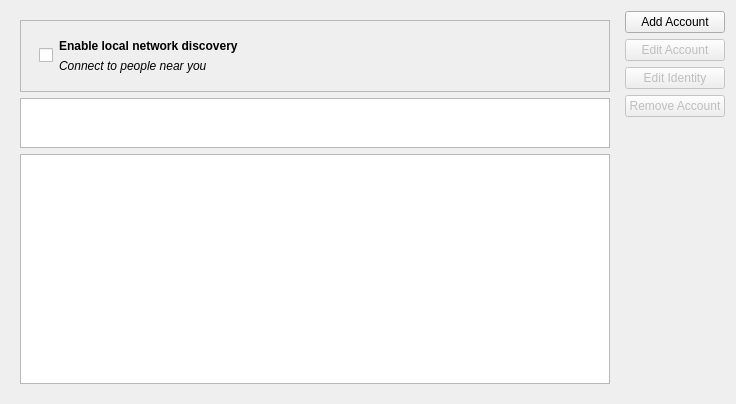
Old version of the form src/main-widget.ui in the repository dci-debian-kde-applications/ktp-accounts-kcm.
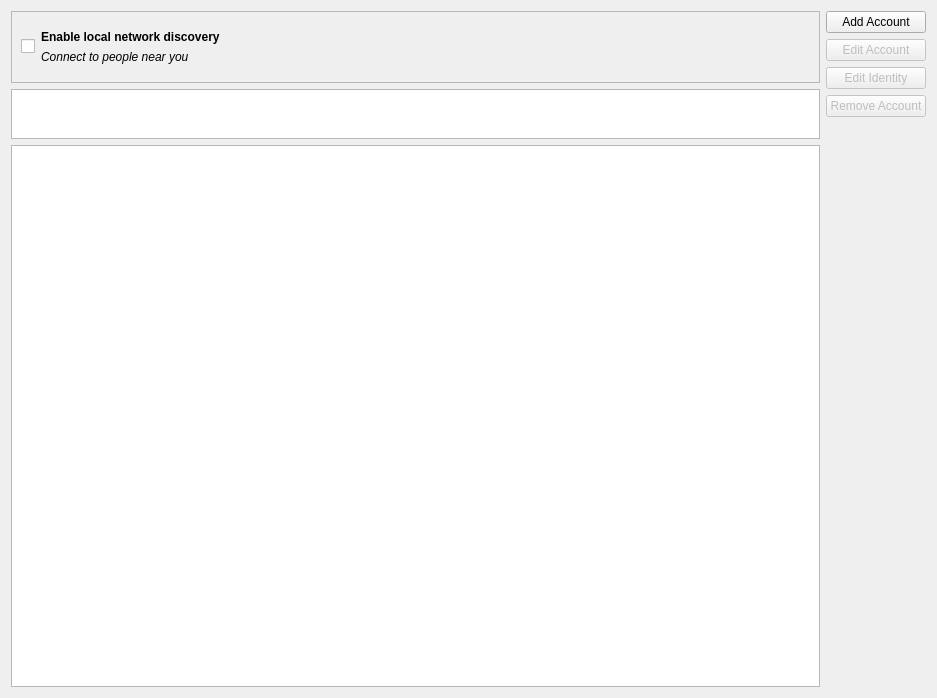
New version of the form. Custom widgets are drawn as their Qt base class.

What changed in the file:
```diff
--- a/src/main-widget.ui
+++ b/src/main-widget.ui
@@ -6,16 +6,17 @@
    <rect>
     <x>0</x>
     <y>0</y>
-    <width>736</width>
-    <height>404</height>
+    <width>937</width>
+    <height>698</height>
    </rect>
   </property>
   <layout class="QHBoxLayout" name="horizontalLayout">
    <item>
-    <layout class="QHBoxLayout" name="horizontalLayout_2">
-     <item>
       <widget class="QWidget" name="mainBodyWidget" native="true">
        <layout class="QVBoxLayout" name="verticalLayout">
+      <property name="margin">
+       <number>0</number>
+      </property>
         <item>
          <widget class="QFrame" name="salutEnableFrame">
           <property name="minimumSize">
@@ -31,6 +32,9 @@
            <enum>QFrame::Raised</enum>
           </property>
           <layout class="QVBoxLayout" name="verticalLayout_5">
+         <property name="leftMargin">
+          <number>0</number>
+         </property>
            <item>
             <widget class="QWidget" name="salutWidget" native="true">
              <property name="sizePolicy">
@@ -195,8 +199,6 @@
           </size>
          </property>
         </spacer>
-       </item>
-      </layout>
      </item>
     </layout>
    </item>
```
Lines whose indentation alone changed are shown as unchanged.
